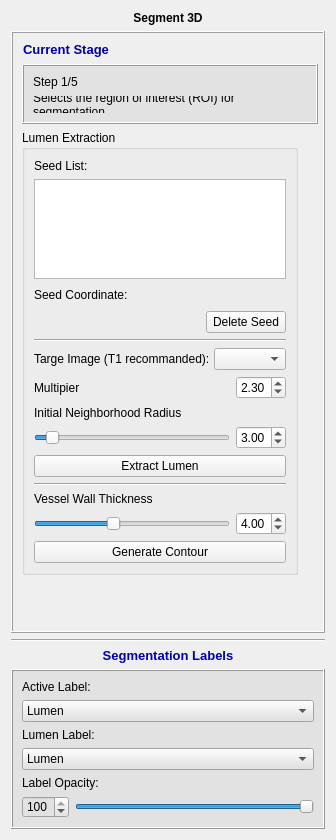
wuzhuobin/PlaqueQuant, file codes/UI/ModuleWidget.ui: the form before one commit.
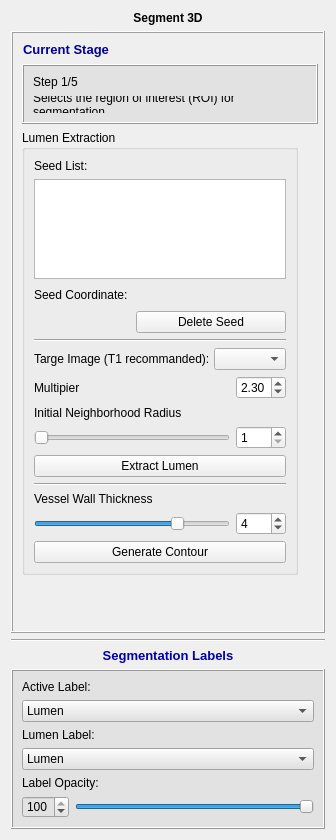
The form after the commit. Icons and pictures are not drawn.

Patch:
```diff
--- a/codes/UI/ModuleWidget.ui
+++ b/codes/UI/ModuleWidget.ui
@@ -559,23 +559,6 @@
            </widget>
           </item>
           <item>
-           <spacer name="horizontalSpacer_4">
-            <property name="orientation">
-             <enum>Qt::Horizontal</enum>
-            </property>
-            <property name="sizeHint" stdset="0">
-             <size>
-              <width>40</width>
-              <height>20</height>
-             </size>
-            </property>
-           </spacer>
-          </item>
-         </layout>
-        </item>
-        <item>
-         <layout class="QHBoxLayout" name="horizontalLayout_33">
-          <item>
            <widget class="QLabel" name="labelSeedCoordinate">
             <property name="text">
              <string/>
@@ -583,6 +566,23 @@
            </widget>
           </item>
           <item>
+           <spacer name="horizontalSpacer_4">
+            <property name="orientation">
+             <enum>Qt::Horizontal</enum>
+            </property>
+            <property name="sizeHint" stdset="0">
+             <size>
+              <width>40</width>
+              <height>20</height>
+             </size>
+            </property>
+           </spacer>
+          </item>
+         </layout>
+        </item>
+        <item>
+         <layout class="QHBoxLayout" name="horizontalLayout_33">
+          <item>
            <spacer name="horizontalSpacer_2">
             <property name="orientation">
              <enum>Qt::Horizontal</enum>
@@ -597,9 +597,15 @@
           </item>
           <item>
            <widget class="QPushButton" name="pushBtnDeleteSeed">
+            <property name="minimumSize">
+             <size>
+              <width>150</width>
+              <height>0</height>
+             </size>
+            </property>
             <property name="maximumSize">
              <size>
-              <width>100</width>
+              <width>150</width>
               <height>16777215</height>
              </size>
             </property>
@@ -691,14 +697,17 @@
          <layout class="QHBoxLayout" name="horizontalLayout_14">
           <item>
            <widget class="QSlider" name="sliderInitNeighborhoodRadius">
+            <property name="minimum">
+             <number>1</number>
+            </property>
             <property name="maximum">
-             <number>50</number>
+             <number>10</number>
             </property>
             <property name="value">
-             <number>3</number>
+             <number>1</number>
             </property>
             <property name="sliderPosition">
-             <number>3</number>
+             <number>1</number>
             </property>
             <property name="orientation">
              <enum>Qt::Horizontal</enum>
@@ -706,7 +715,7 @@
            </widget>
           </item>
           <item>
-           <widget class="QDoubleSpinBox" name="doubleSpinBoxNeighborRadius">
+           <widget class="QSpinBox" name="spinBoxNeighborRadius">
             <property name="minimumSize">
              <size>
               <width>50</width>
@@ -719,14 +728,11 @@
               <height>16777215</height>
              </size>
             </property>
+            <property name="minimum">
+             <number>1</number>
+            </property>
             <property name="maximum">
-             <double>5.000000000000000</double>
-            </property>
-            <property name="singleStep">
-             <double>0.100000000000000</double>
-            </property>
-            <property name="value">
-             <double>3.000000000000000</double>
+             <number>10</number>
             </property>
            </widget>
           </item>
@@ -757,11 +763,17 @@
          <layout class="QHBoxLayout" name="horizontalLayout_16">
           <item>
            <widget class="QSlider" name="sliderVesselWallThickness">
+            <property name="minimum">
+             <number>1</number>
+            </property>
             <property name="maximum">
-             <number>100</number>
+             <number>5</number>
+            </property>
+            <property name="value">
+             <number>4</number>
             </property>
             <property name="sliderPosition">
-             <number>40</number>
+             <number>4</number>
             </property>
             <property name="orientation">
              <enum>Qt::Horizontal</enum>
@@ -769,7 +781,7 @@
            </widget>
           </item>
           <item>
-           <widget class="QDoubleSpinBox" name="doubleSpinBoxVesselWallThickness">
+           <widget class="QSpinBox" name="spinBoxVesselWallThickness">
             <property name="minimumSize">
              <size>
               <width>50</width>
@@ -782,14 +794,14 @@
               <height>16777215</height>
              </size>
             </property>
+            <property name="minimum">
+             <number>1</number>
+            </property>
             <property name="maximum">
-             <double>10.000000000000000</double>
-            </property>
-            <property name="singleStep">
-             <double>0.100000000000000</double>
+             <number>5</number>
             </property>
             <property name="value">
-             <double>4.000000000000000</double>
+             <number>4</number>
             </property>
            </widget>
           </item>
```
